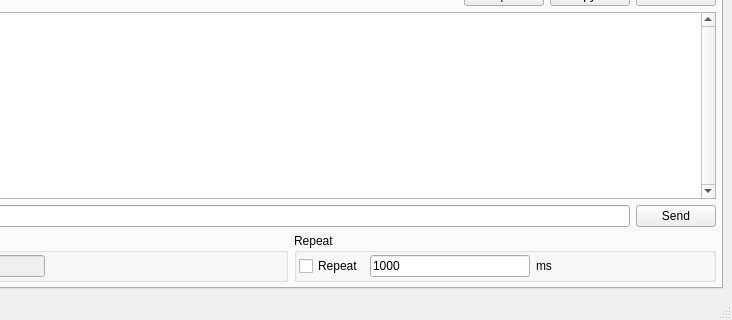
This is mainwindow.ui in wh201906/SerialTest as Qt 5 draws it before an edit; both pictures show x 151 to 883 and y 280 to 600 of the 883 by 600 pixel window. The edited form follows.
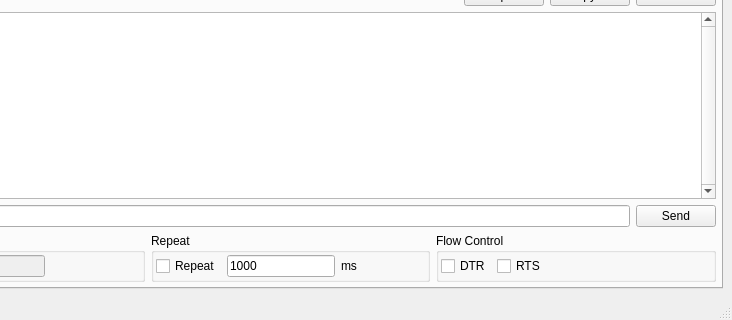
This is the edited form. The open tabs and pages were chosen to show the change. Custom widgets are drawn as their Qt base class.

Commit message:
Flow control support
for Raspberry Pi Pico, check DTR box in flow control

Diff of the .ui file:
```diff
--- a/mainwindow.ui
+++ b/mainwindow.ui
@@ -652,6 +652,54 @@
             </layout>
            </widget>
           </item>
+          <item>
+           <widget class="QGroupBox" name="data_flowControlBox">
+            <property name="title">
+             <string>Flow Control</string>
+            </property>
+            <layout class="QHBoxLayout" name="horizontalLayout_12">
+             <property name="leftMargin">
+              <number>2</number>
+             </property>
+             <property name="topMargin">
+              <number>2</number>
+             </property>
+             <property name="rightMargin">
+              <number>2</number>
+             </property>
+             <property name="bottomMargin">
+              <number>2</number>
+             </property>
+             <item>
+              <widget class="QCheckBox" name="data_flowDTRBox">
+               <property name="text">
+                <string>DTR</string>
+               </property>
+              </widget>
+             </item>
+             <item>
+              <widget class="QCheckBox" name="data_flowRTSBox">
+               <property name="text">
+                <string>RTS</string>
+               </property>
+              </widget>
+             </item>
+             <item>
+              <spacer name="horizontalSpacer_9">
+               <property name="orientation">
+                <enum>Qt::Horizontal</enum>
+               </property>
+               <property name="sizeHint" stdset="0">
+                <size>
+                 <width>40</width>
+                 <height>1</height>
+                </size>
+               </property>
+              </spacer>
+             </item>
+            </layout>
+           </widget>
+          </item>
          </layout>
         </item>
        </layout>
```
Left out of the diff: 4 changed lines with no effect on the pictures. The commit also changes 2 other files.
